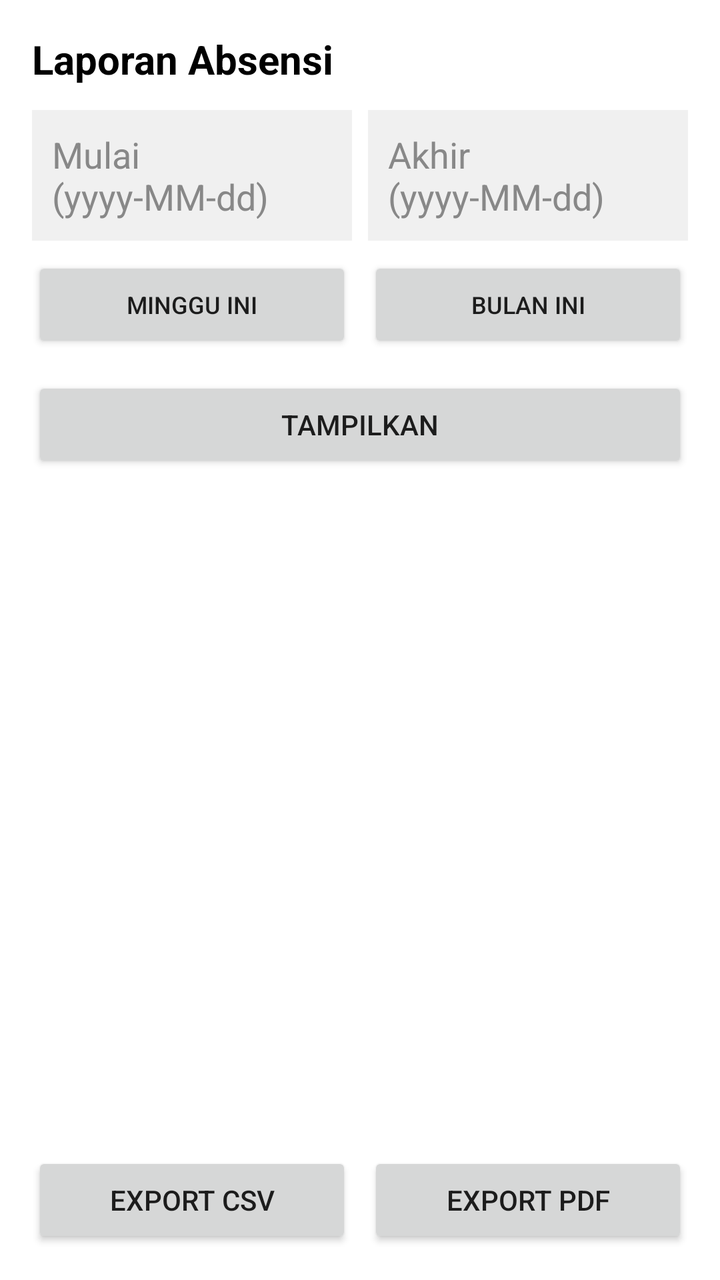
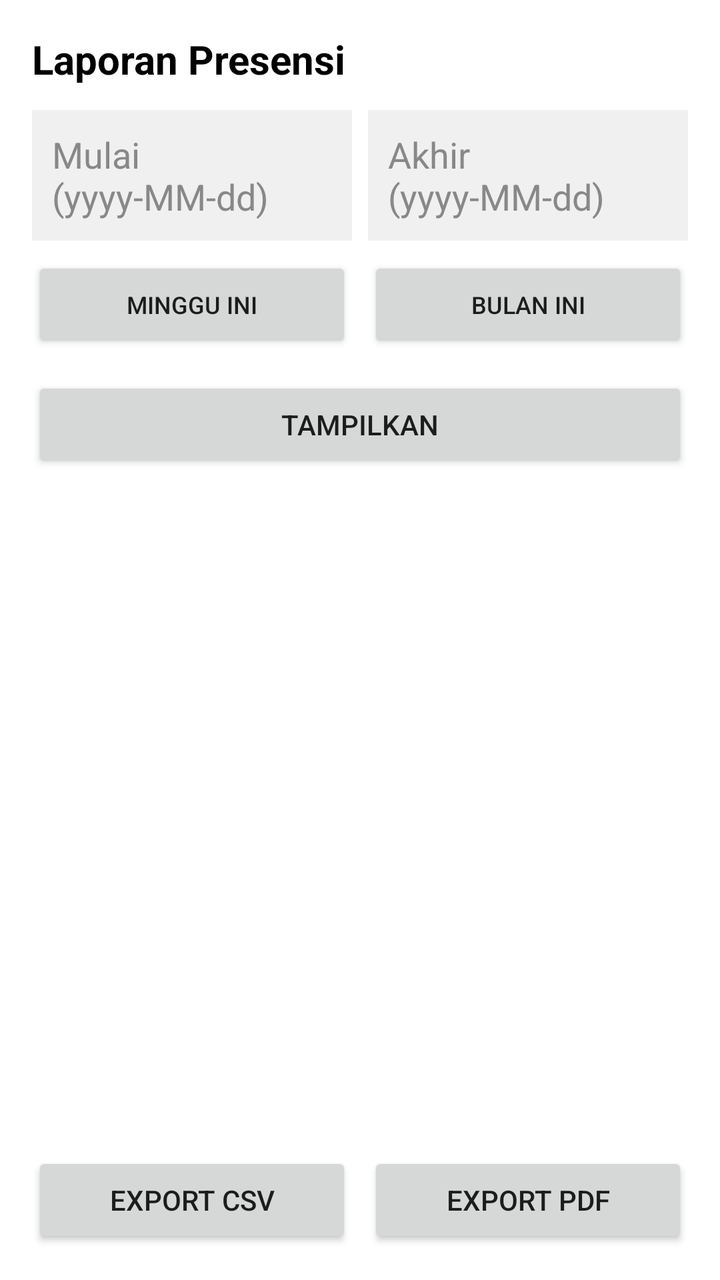

Compare the two renders of this Android layout. The source of the first and the diff that turns it into the second are given below.
<!-- AndroidManifest.xml: application theme Theme.TerminalAbsensi -->
<!-- res/layout/activity_laporan.xml -->
<?xml version="1.0" encoding="utf-8"?>
<LinearLayout xmlns:android="http://schemas.android.com/apk/res/android"
    android:layout_width="match_parent"
    android:layout_height="match_parent"
    android:orientation="vertical"
    android:background="@android:color/white"
    android:padding="16dp">

    <TextView
        android:layout_width="match_parent"
        android:layout_height="wrap_content"
        android:text="Laporan Absensi"
        android:textSize="20sp"
        android:textStyle="bold"
        android:textColor="@android:color/black"
        android:layout_marginBottom="12dp" />

    <LinearLayout
        android:layout_width="match_parent"
        android:layout_height="wrap_content"
        android:orientation="horizontal"
        android:layout_marginBottom="8dp">

        <EditText
            android:id="@+id/etTanggalMulai"
            android:layout_width="0dp"
            android:layout_height="wrap_content"
            android:layout_weight="1"
            android:hint="Mulai (yyyy-MM-dd)"
            android:textColor="@android:color/black"
            android:textColorHint="#888888"
            android:background="#F0F0F0"
            android:padding="10dp"
            android:layout_marginEnd="4dp" />

        <EditText
            android:id="@+id/etTanggalAkhir"
            android:layout_width="0dp"
            android:layout_height="wrap_content"
            android:layout_weight="1"
            android:hint="Akhir (yyyy-MM-dd)"
            android:textColor="@android:color/black"
            android:textColorHint="#888888"
            android:background="#F0F0F0"
            android:padding="10dp"
            android:layout_marginStart="4dp" />

    </LinearLayout>

    <LinearLayout
        android:layout_width="match_parent"
        android:layout_height="wrap_content"
        android:orientation="horizontal"
        android:layout_marginBottom="12dp">

        <Button
            android:id="@+id/btnMingguIni"
            android:layout_width="0dp"
            android:layout_height="wrap_content"
            android:layout_weight="1"
            android:text="Minggu Ini"
            android:textSize="12sp"
            android:layout_marginEnd="4dp" />

        <Button
            android:id="@+id/btnBulanIni"
            android:layout_width="0dp"
            android:layout_height="wrap_content"
            android:layout_weight="1"
            android:text="Bulan Ini"
            android:textSize="12sp"
            android:layout_marginStart="4dp" />

    </LinearLayout>

    <Button
        android:id="@+id/btnTampilkan"
        android:layout_width="match_parent"
        android:layout_height="wrap_content"
        android:text="Tampilkan"
        android:layout_marginBottom="16dp" />

    <ScrollView
        android:layout_width="match_parent"
        android:layout_height="0dp"
        android:layout_weight="1">

        <LinearLayout
            android:id="@+id/containerLaporan"
            android:layout_width="match_parent"
            android:layout_height="wrap_content"
            android:orientation="vertical" />

    </ScrollView>

    <LinearLayout
        android:layout_width="match_parent"
        android:layout_height="wrap_content"
        android:orientation="horizontal"
        android:layout_marginTop="12dp">

        <Button
            android:id="@+id/btnExportCsv"
            android:layout_width="0dp"
            android:layout_height="wrap_content"
            android:layout_weight="1"
            android:text="Export CSV"
            android:layout_marginEnd="4dp" />

        <Button
            android:id="@+id/btnExportPdf"
            android:layout_width="0dp"
            android:layout_height="wrap_content"
            android:layout_weight="1"
            android:text="Export PDF"
            android:layout_marginStart="4dp" />

    </LinearLayout>

</LinearLayout>
<!-- resources referenced by this layout -->
<resources>
  <style name="Theme.TerminalAbsensi" parent="Theme.MaterialComponents.DayNight.DarkActionBar">
          
          <item name="colorPrimary">@color/purple_500</item>
          <item name="colorPrimaryVariant">@color/purple_700</item>
          <item name="colorOnPrimary">@color/white</item>
          
          <item name="colorSecondary">@color/teal_200</item>
          <item name="colorSecondaryVariant">@color/teal_700</item>
          <item name="colorOnSecondary">@color/black</item>
          
          <item name="android:statusBarColor">?attr/colorPrimaryVariant</item>
          
      </style>
  <color name="purple_500">#FF6200EE</color>
  <color name="purple_700">#FF3700B3</color>
  <color name="white">#FFFFFFFF</color>
  <color name="teal_200">#FF03DAC5</color>
  <color name="teal_700">#FF018786</color>
  <color name="black">#FF000000</color>
</resources>

<!-- the commit's change to res/layout/activity_laporan.xml (unified diff, before → after) -->
@@ -9,7 +9,7 @@
     <TextView
         android:layout_width="match_parent"
         android:layout_height="wrap_content"
-        android:text="Laporan Absensi"
+        android:text="Laporan Presensi"
         android:textSize="20sp"
         android:textStyle="bold"
         android:textColor="@android:color/black"
